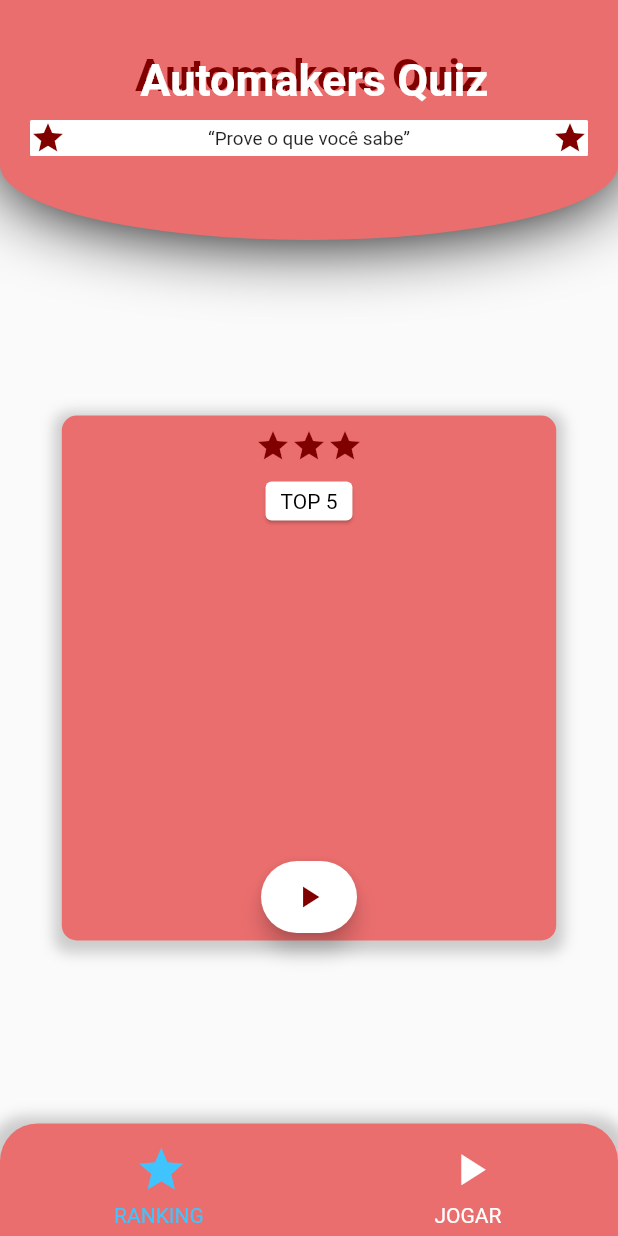
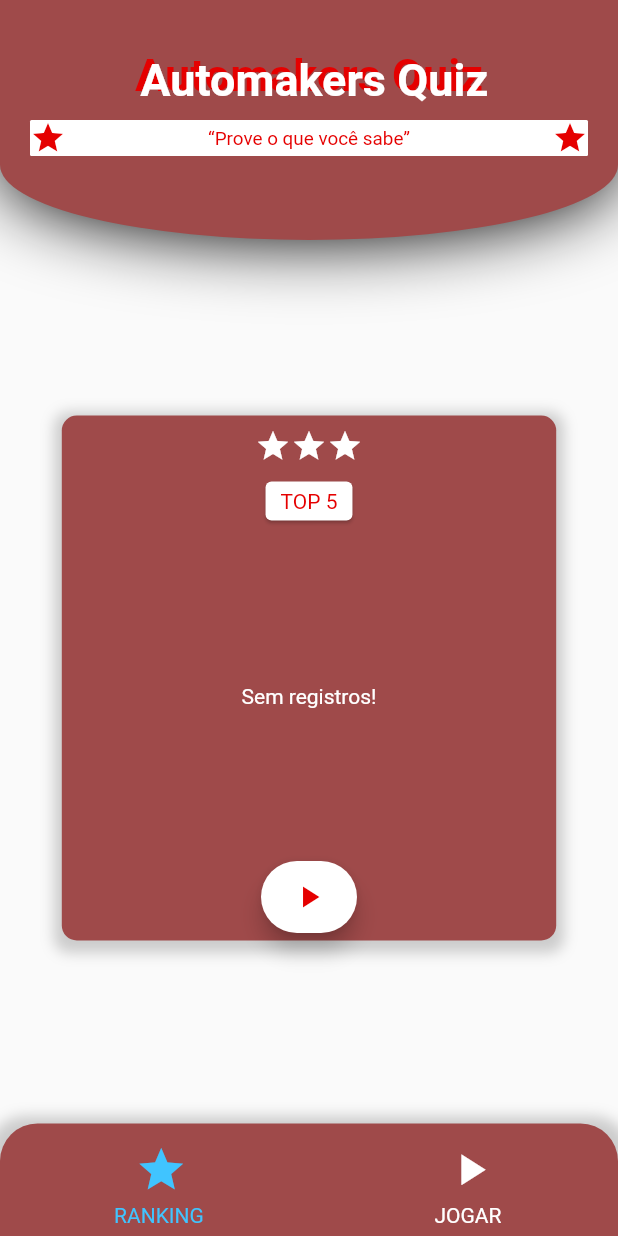
Before and after one commit to Fidjis/automakers_quiz-, a Flutter app: the screen it shows after launch, on a phone screen of 412 x 824 dp. Run offline on Flutter 3.47's test engine with Material 2 defaults, Android fonts, the phone set to English and light mode, and no system bars; our stand-ins replace get, sqflite; accounts and stored records are empty; network calls fail.

Commit message:
Version 1.0.3

```diff
--- a/lib/presentation/pages/home_page/home_page_widgets/home_quetions_widget.dart
+++ b/lib/presentation/pages/home_page/home_page_widgets/home_quetions_widget.dart
@@ -95,7 +95,7 @@ class QuestionsWidget extends GetView<HomePageController> {
       mainAxisSize: MainAxisSize.min,
       children: <Widget>[
         Spacing.extraSmall(),
-        StarIcon(),
+        StarIcon.white(),
         Spacing.extraSmall(),
         question,
         Spacing.extraSmall(),
--- a/lib/presentation/pages/home_page/home_page_widgets/home_slide_In_out_widget.dart
+++ b/lib/presentation/pages/home_page/home_page_widgets/home_slide_In_out_widget.dart
@@ -15,7 +15,7 @@ class SlideInOutWidget extends GetView<HomePageController> {
         tween: Tween<Offset>(begin: Offset(controller.startPos.value, 0), end: Offset(controller.endPos.value, 0)),
         duration: Duration(seconds: 1),
         curve: controller.curve.value,
-        builder: (context, offset, child) {
+        builder: (context, offset, _) {
           return FractionalTranslation(
             translation: offset as Offset,
             child: Center(
--- a/lib/presentation/pages/modals/ranking_modal.dart
+++ b/lib/presentation/pages/modals/ranking_modal.dart
@@ -13,9 +13,7 @@ class RankingModal extends GetView<HomePageController> {
         padding: const EdgeInsets.symmetric(horizontal: 10, vertical: 5),
         child: Text(
           'TOP 5',
-          style: TextStyle(
-            color: Colors.black,
-          ),
+          style: TextStyle(color: AppStyle.primaryColor),
         ),
       ),
     );
@@ -92,9 +90,9 @@ class RankingModal extends GetView<HomePageController> {
     final stars = Row(
       mainAxisAlignment: MainAxisAlignment.center,
       children: [
-        StarIcon(),
-        StarIcon(),
-        StarIcon(),
+        StarIcon.white(),
+        StarIcon.white(),
+        StarIcon.white(),
       ],
     );
     return Column(
@@ -109,7 +107,7 @@ class RankingModal extends GetView<HomePageController> {
           child: Obx(
             () => Padding(
               padding: const EdgeInsets.symmetric(horizontal: 10),
-              child: controller.ranking.value == null
+              child: controller.ranking.value == null || controller.ranking.value!.isEmpty
                   ? Center(
                       child: Text(
                         'Sem registros!',
--- a/lib/presentation/util/app_style.dart
+++ b/lib/presentation/util/app_style.dart
@@ -1,7 +1,7 @@
 import 'package:flutter/material.dart';
 
 class AppStyle {
-  static final primaryColor = const Color(0xFF800000);
+  static final primaryColor = const Color(0xFFe50000);
   static final segundaryColor = Colors.white;
-  static final terciaryColor = const Color(0xFFeb6e6e);
+  static final terciaryColor = const Color(0xFF9f4a4a);
 }
--- a/lib/presentation/widgets/app_bar/my_app_bar.dart
+++ b/lib/presentation/widgets/app_bar/my_app_bar.dart
@@ -33,18 +33,19 @@ class MyAppBar extends StatelessWidget {
                 decoration: BoxDecoration(borderRadius: BorderRadius.circular(1.0), color: Colors.white),
                 child: Row(
                   children: [
-                    StarIcon(),
+                    StarIcon.primaryColor(),
                     Expanded(
                       child: Container(
                         alignment: Alignment.center,
                         child: Text(
                           "“Prove o que você sabe”",
+                          style: TextStyle(color: AppStyle.primaryColor),
                           textScaleFactor: 0.9,
                           textAlign: TextAlign.center,
                         ),
                       ),
                     ),
-                    StarIcon(),
+                    StarIcon.primaryColor(),
                   ],
                 ),
               ),
--- a/lib/presentation/widgets/star_icon_widget.dart
+++ b/lib/presentation/widgets/star_icon_widget.dart
@@ -3,11 +3,25 @@ import 'package:flutter/material.dart';
 import '../util/app_style.dart';
 
 class StarIcon extends StatelessWidget {
+  final Color? color;
+
+  factory StarIcon.primaryColor() {
+    return StarIcon._(color: AppStyle.primaryColor);
+  }
+
+  factory StarIcon.white() {
+    return StarIcon._(color: Colors.white);
+  }
+
+  const StarIcon._({
+    this.color,
+  });
+
   @override
   Widget build(BuildContext context) {
     return Icon(
       Icons.star,
-      color: AppStyle.primaryColor,
+      color: color,
     );
   }
 }
--- a/pubspec.yaml
+++ b/pubspec.yaml
@@ -15,7 +15,7 @@ publish_to: 'none' # Remove this line if you wish to publish to pub.dev
 # In iOS, build-name is used as CFBundleShortVersionString while build-number used as CFBundleVersion.
 # Read more about iOS versioning at
 # https://developer.apple.com/library/archive/documentation/General/Reference/InfoPlistKeyReference/Articles/CoreFoundationKeys.html
-version: 1.0.2+2
+version: 1.0.3+3
 
 environment:
   sdk: ">=2.12.0 <3.0.0"
```
Also changed, not shown: lib/presentation/pages/modals/completed_questions_modal.dart (+13 -14 lines), 2 other files.
